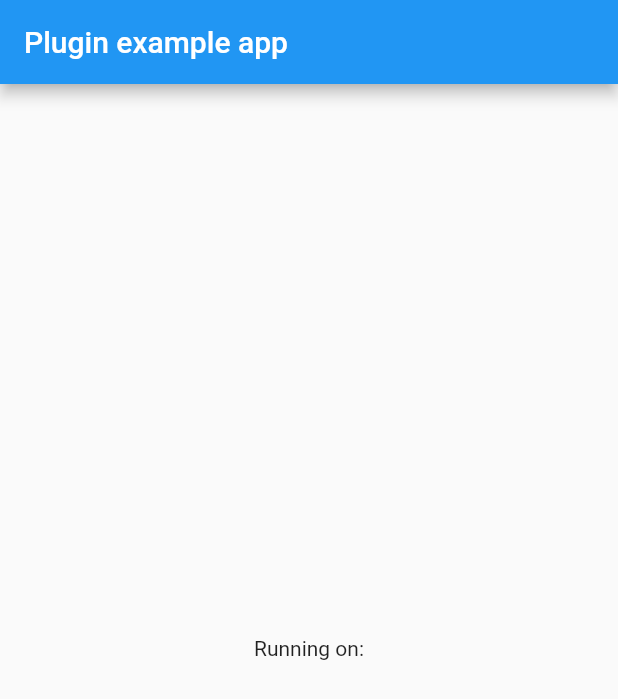
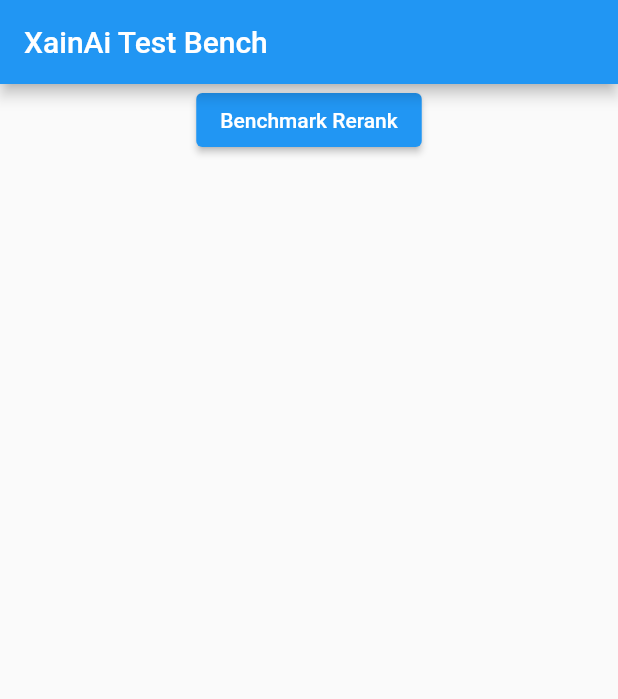
Before and after one commit to xaynetwork/xayn_ai, a Flutter app: the screen it shows after launch, on a phone screen of 412 x 824 dp. Shown: the top 699 px of the screen. Run offline on Flutter 3.47's test engine with Material 2 defaults, Android fonts, the phone set to English and light mode, and no system bars; missing offline and left inert: dart:ffi, stats.

Commit message:
Run benchmark in example app

```diff
--- a/bindings/dart/example/lib/main.dart
+++ b/bindings/dart/example/lib/main.dart
@@ -1,10 +1,12 @@
 import 'dart:async';
 
-import 'package:flutter/material.dart';
+import 'package:flutter/material.dart' hide Feedback;
 
 import 'package:path_provider/path_provider.dart'
     show getApplicationDocumentsDirectory;
-import 'package:xayn_ai_ffi_dart/package.dart' show XaynAi;
+import 'package:stats/stats.dart' show Stats;
+import 'package:xayn_ai_ffi_dart/package.dart'
+    show XaynAi, Document, Relevance, History, Feedback;
 
 void main() {
   runApp(MyApp());
@@ -17,6 +19,7 @@ class MyApp extends StatefulWidget {
 
 class _MyAppState extends State<MyApp> {
   late XaynAi _ai;
+  String _msg = '';
 
   @override
   void initState() {
@@ -41,6 +44,7 @@ class _MyAppState extends State<MyApp> {
 
     setState(() {
       _ai = XaynAi.fromInputData(data);
+      _msg = '';
     });
   }
 
@@ -49,12 +53,87 @@ class _MyAppState extends State<MyApp> {
     return MaterialApp(
       home: Scaffold(
         appBar: AppBar(
-          title: const Text('Plugin example app'),
+          title: const Text('XainAi Test Bench'),
         ),
         body: Center(
-          child: Text('Running on:\n'),
-        ),
+            child: Column(
+          children: [
+            ElevatedButton(
+              onPressed: benchRerank,
+              child: Text('Benchmark Rerank',
+                  style: TextStyle(color: Colors.white)),
+            ),
+            Text(_msg),
+          ],
+        )),
       ),
     );
   }
+
+  void benchRerank() {
+    const preBenchNum = 10;
+    const benchNum = 100;
+
+    // Init state with feedback loop
+    _ai.rerank(histories, documents);
+    _ai.rerank(histories, documents);
+
+    // ensure that code and data is in cache as much as possiible.
+    for (var i = 0; i < preBenchNum; i++) {
+      _ai.rerank(histories, documents);
+    }
+
+    final times = List<num>.empty(growable: true);
+    for (var i = 0; i < benchNum; i++) {
+      final start = DateTime.now().millisecondsSinceEpoch;
+      _ai.rerank(histories, documents);
+      final end = DateTime.now().millisecondsSinceEpoch;
+
+      times.add(end - start);
+
+      print(i);
+    }
+
+    setState(() {
+      _msg = stats(times);
+    });
+  }
 }
+
+final histories = [
+  History('0', Relevance.low, Feedback.irrelevant),
+  History('1', Relevance.medium, Feedback.irrelevant),
+  History('2', Relevance.high, Feedback.irrelevant),
+  History('3', Relevance.low, Feedback.irrelevant),
+  History('4', Relevance.medium, Feedback.irrelevant),
+  History('5', Relevance.high, Feedback.irrelevant),
+  History('6', Relevance.low, Feedback.relevant),
+  History('7', Relevance.medium, Feedback.relevant),
+  History('8', Relevance.high, Feedback.relevant),
+  History('9', Relevance.high, Feedback.relevant),
+];
+
+final documents = [
+  Document('0', 'ship', 0),
+  Document('1', 'car', 1),
+  Document('2', 'auto', 2),
+  Document('3', 'flugzeug', 3),
+  Document('4', 'plane', 4),
+  Document('5', 'vehicle', 5),
+  Document('6', 'truck', 6),
+  Document('7', 'trunk', 7),
+  Document('8', 'motorbike', 8),
+  Document('9', 'bicycle', 9),
+];
+
+String stats(Iterable<num> times) {
+  final stats = Stats.fromData(times).withPrecision(3);
+
+  final avg = stats.average;
+  final median = stats.median;
+  final min = stats.min;
+  final max = stats.max;
+  final std = stats.standardDeviation;
+
+  return 'Min: $min, Max: $max, Avg: $avg, Median: $median, Std: $std';
+}
--- a/bindings/dart/example/pubspec.yaml
+++ b/bindings/dart/example/pubspec.yaml
@@ -12,6 +12,7 @@ dependencies:
   flutter:
     sdk: flutter
   path_provider: '^2.0.1'
+  stats: '2.0.0'
 
   xayn_ai_ffi_dart:
     # When depending on this package from a real application you should use:
```
